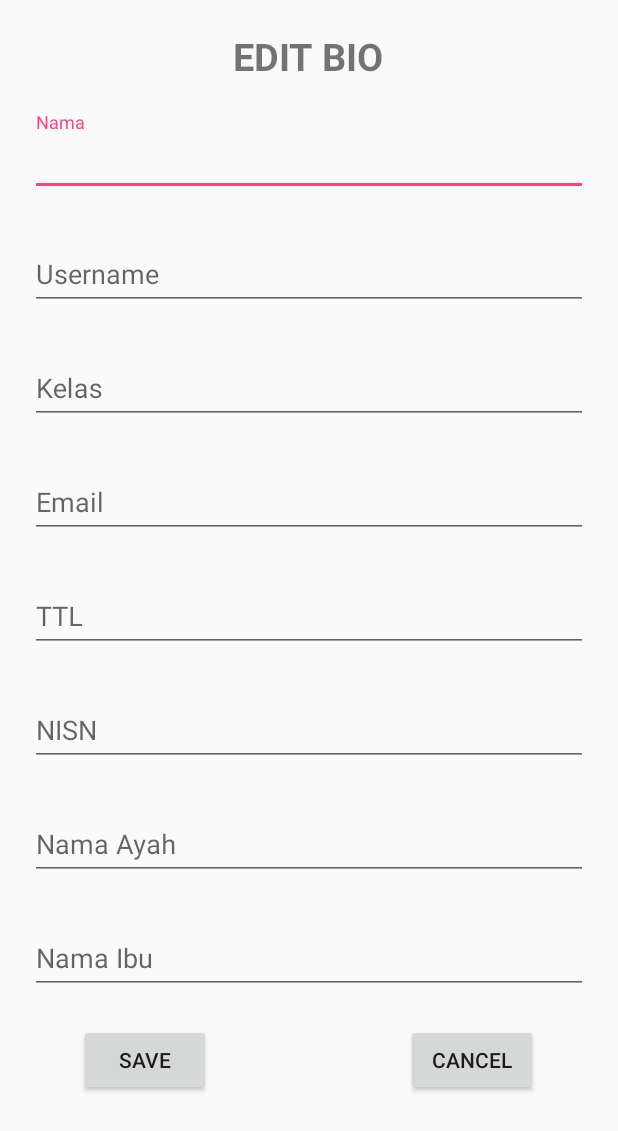
After one commit to oksar3110-0110/ALTIS_OLD, an Android app: the layout activity_edit_bio.xml on its own in the app's theme, with its tools: preview values and no code run, on a phone screen of 412 x 824 dp. The commit adds this screen. Shown: the top 1131 px of the screen. Run offline under Robolectric (Android 15) with nearby library versions, the phone set to English and light mode, and no system bars.

Commit message:
Updatean Baru lagi

```diff
--- a/app/build.gradle
+++ b/app/build.gradle
@@ -27,12 +27,12 @@ dependencies {
     androidTestImplementation 'com.android.support.test:runner:1.0.1'
     androidTestImplementation 'com.android.support.test.espresso:espresso-core:3.0.1'
     testCompile 'junit:junit:4.12'
-    compile 'com.jakewharton:butterknife:8.5.1'
-    annotationProcessor 'com.jakewharton:butterknife-compiler:8.5.1'
     implementation 'com.android.support:appcompat-v7:27.1.0'
     compile 'com.github.PhilJay:MPAndroidChart:v3.0.2'
-
     compile 'com.squareup.retrofit2:retrofit:2.0.2'
     compile 'com.squareup.retrofit2:converter-gson:2.0.2'
     compile 'com.squareup.okhttp3:logging-interceptor:3.4.1'
+    compile 'com.squareup.picasso:picasso:2.5.2'
+    compile 'com.jakewharton:butterknife:8.5.1'
+    implementation 'com.android.support:recyclerview-v7:27.1.0'
 }
--- /dev/null
+++ b/app/src/main/res/layout/activity_edit_bio.xml
@@ -0,0 +1,147 @@
+<?xml version="1.0" encoding="utf-8"?>
+<RelativeLayout xmlns:android="http://schemas.android.com/apk/res/android"
+    xmlns:app="http://schemas.android.com/apk/res-auto"
+    xmlns:tools="http://schemas.android.com/tools"
+    android:layout_width="match_parent"
+    android:layout_height="match_parent"
+    tools:context="com.oksareinaldi.abah.altis.EditBio">
+    <ScrollView
+        android:layout_width="match_parent"
+        android:layout_height="match_parent">
+        <LinearLayout
+            android:layout_width="match_parent"
+            android:layout_height="match_parent"
+            android:orientation="vertical"
+            android:gravity="center">
+            <TextView
+                android:layout_width="wrap_content"
+                android:layout_height="match_parent"
+                android:text="EDIT BIO"
+                android:textStyle="bold"
+                android:textSize="25sp"
+                android:gravity="center"
+                android:layout_margin="20dp"
+                />
+            <android.support.design.widget.TextInputLayout
+                android:layout_width="match_parent"
+                android:layout_height="match_parent">
+                <EditText
+                    android:id="@+id/bioNama"
+                    android:ems="10"
+                    android:maxLines="1"
+                    android:hint="Nama"
+                    android:layout_margin="20dp"
+                    android:layout_width="match_parent"
+                    android:layout_height="wrap_content" />
+            </android.support.design.widget.TextInputLayout>
+            <android.support.design.widget.TextInputLayout
+                android:layout_width="match_parent"
+                android:layout_height="match_parent">
+                <EditText
+                    android:id="@+id/bioUser"
+                    android:ems="10"
+                    android:maxLines="1"
+                    android:hint="Username"
+                    android:layout_margin="20dp"
+                    android:layout_width="match_parent"
+                    android:layout_height="wrap_content" />
+            </android.support.design.widget.TextInputLayout>
+            <android.support.design.widget.TextInputLayout
+                android:layout_width="match_parent"
+                android:layout_height="match_parent">
+                <EditText
+                    android:id="@+id/bioKls"
+                    android:ems="10"
+                    android:maxLines="1"
+                    android:hint="Kelas"
+                    android:layout_margin="20dp"
+                    android:layout_width="match_parent"
+                    android:layout_height="wrap_content" />
+            </android.support.design.widget.TextInputLayout>
+            <android.support.design.widget.TextInputLayout
+                android:layout_width="match_parent"
+                android:layout_height="match_parent">
+                <EditText
+                    android:id="@+id/bioEmail"
+                    android:ems="10"
+                    android:maxLines="1"
+                    android:hint="Email"
+                    android:layout_margin="20dp"
+                    android:layout_width="match_parent"
+                    android:layout_height="wrap_content" />
+            </android.support.design.widget.TextInputLayout>
+            <android.support.design.widget.TextInputLayout
+                android:layout_width="match_parent"
+                android:layout_height="match_parent">
+                <EditText
+                    android:id="@+id/bioTtl"
+                    android:ems="10"
+                    android:maxLines="1"
+                    android:hint="TTL"
+                    android:layout_margin="20dp"
+                    android:layout_width="match_parent"
+                    android:layout_height="wrap_content" />
+            </android.support.design.widget.TextInputLayout>
+            <android.support.design.widget.TextInputLayout
+                android:layout_width="match_parent"
+                android:layout_height="match_parent">
+                <EditText
+                    android:id="@+id/bioNisn"
+                    android:ems="10"
+                    android:maxLines="1"
+                    android:hint="NISN"
+                    android:layout_margin="20dp"
+                    android:layout_width="match_parent"
+                    android:layout_height="wrap_content" />
+            </android.support.design.widget.TextInputLayout>
+            <android.support.design.widget.TextInputLayout
+                android:layout_width="match_parent"
+                android:layout_height="match_parent">
+                <EditText
+                    android:id="@+id/bioNmAyah"
+                    android:ems="10"
+                    android:maxLines="1"
+                    android:hint="Nama Ayah"
+                    android:layout_margin="20dp"
+                    android:layout_width="match_parent"
+                    android:layout_height="wrap_content" />
+            </android.support.design.widget.TextInputLayout>
+            <android.support.design.widget.TextInputLayout
+                android:layout_width="match_parent"
+                android:layout_height="match_parent">
+                <EditText
+                    android:id="@+id/bioNmIbu"
+                    android:ems="10"
+                    android:maxLines="1"
+                    android:hint="Nama Ibu"
+                    android:layout_margin="20dp"
+                    android:layout_width="match_parent"
+                    android:layout_height="wrap_content" />
+            </android.support.design.widget.TextInputLayout>
+
+            <TableLayout
+                android:layout_width="match_parent"
+                android:layout_height="wrap_content">
+                <TableRow
+                    android:layout_gravity="center"
+                    android:gravity="center">
+                    <Button
+                        android:id="@+id/saveBio"
+                        android:text="SAVE"
+                        android:layout_width="wrap_content"
+                        android:layout_height="wrap_content" />
+                    <Button
+                        android:id="@+id/cancelBio"
+                        android:text="CANCEL"
+                        android:layout_marginLeft="130dp"
+                        android:layout_width="wrap_content"
+                        android:layout_height="wrap_content" />
+                </TableRow>
+            </TableLayout>
+        </LinearLayout>
+    </ScrollView>
+
+
+
+
+</RelativeLayout>
--- a/app/src/main/res/layout/activity_forgot.xml
+++ b/app/src/main/res/layout/activity_forgot.xml
@@ -6,7 +6,7 @@
     android:padding="16dp"
     android:layout_height="match_parent"
     android:background="@drawable/bg00"
-    tools:context="com.oksareinaldi.abah.altis.Activity.com.oksareinaldi.abah.altis.forgot">
+    tools:context=".forgot">
 
     <LinearLayout
         android:layout_width="match_parent"
--- a/app/src/main/res/layout/activity_register.xml
+++ b/app/src/main/res/layout/activity_register.xml
@@ -6,7 +6,7 @@
     android:layout_height="match_parent"
     android:background="@drawable/bg00"
     android:orientation="vertical"
-    tools:context="com.oksareinaldi.abah.altis.Activity.com.oksareinaldi.abah.altis.Register">
+    tools:context=".Register">
 
     <LinearLayout
         android:layout_width="match_parent"
@@ -75,7 +75,7 @@
                     android:text="REGISTER"
                     android:layout_marginRight="50dp" />
                 <Button
-                    android:id="@+id/LoginBt"
+                    android:id="@+id/regLoginBt"
                     android:background="@drawable/button"
                     android:layout_width="wrap_content"
                     android:layout_height="wrap_content"
--- a/app/src/main/res/menu/main_menu.xml
+++ b/app/src/main/res/menu/menu_main.xml
@@ -3,9 +3,7 @@
     xmlns:app="http://schemas.android.com/apk/res-auto">
     <item
         android:id="@+id/action_settings"
-        android:checkable="false"
         android:orderInCategory="100"
         android:title="LOGOUT"
         app:showAsAction="never" />
-
 </menu>
--- a/app/src/main/res/values/strings.xml
+++ b/app/src/main/res/values/strings.xml
@@ -15,4 +15,5 @@
                         \n3. Muhroz Al Farizi (1603108)
                         \n4. Syahrul Romadoni (1603114)
     </string>
+    <string name="title_activity_menu_main">MenuMain</string>
 </resources>
```
Also changed, not shown: app/src/main/AndroidManifest.xml (+5 -2 lines), app/src/main/res/layout/activity_main_menu.xml (deleted, +0 -13 lines), app/src/main/res/layout/activity_menu_main.xml (added, +25 -0 lines), app/src/main/res/layout/app_bar_menu_main.xml (added, +25 -0 lines), app/src/main/res/layout/content_menu_main.xml (added, +62 -0 lines), app/src/main/res/layout/nav_header_menu_main.xml (added, +36 -0 lines), app/src/main/res/layout/recycler_view.xml (added, +12 -0 lines), app/src/main/res/menu/activity_main_menu_drawer.xml (deleted, +0 -38 lines).
